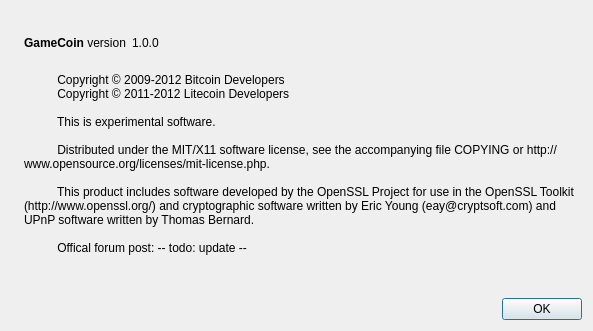
GhostLion/GameCoin, file src/qt/forms/aboutdialog.ui: the form before one commit.
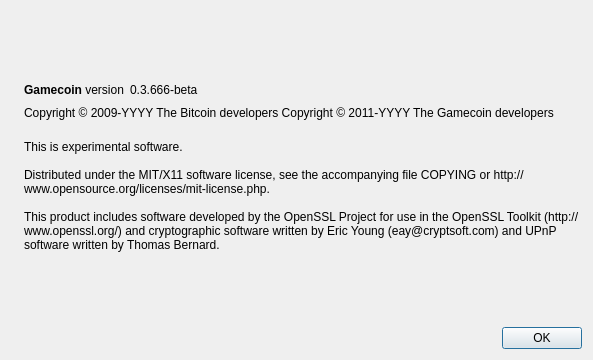
The form after the commit. Icons and pictures are not drawn.

```diff
--- a/src/qt/forms/aboutdialog.ui
+++ b/src/qt/forms/aboutdialog.ui
@@ -7,7 +7,7 @@
     <x>0</x>
     <y>0</y>
     <width>593</width>
-    <height>331</height>
+    <height>360</height>
    </rect>
   </property>
   <property name="windowTitle">
@@ -50,7 +50,7 @@
           <cursorShape>IBeamCursor</cursorShape>
          </property>
          <property name="text">
-          <string>&lt;html&gt;&lt;head/&gt;&lt;body&gt;&lt;p&gt;&lt;span style=&quot; font-weight:600;&quot;&gt;GameCoin&lt;/span&gt; version&lt;/p&gt;&lt;/body&gt;&lt;/html&gt;</string>
+          <string>&lt;b&gt;Gamecoin&lt;/b&gt; version</string>
          </property>
          <property name="textInteractionFlags">
           <set>Qt::LinksAccessibleByMouse|Qt::TextSelectableByKeyboard|Qt::TextSelectableByMouse</set>
@@ -63,10 +63,7 @@
           <cursorShape>IBeamCursor</cursorShape>
          </property>
          <property name="text">
-          <string notr="true">1.0.0</string>
-         </property>
-         <property name="textFormat">
-          <enum>Qt::RichText</enum>
+          <string notr="true">0.3.666-beta</string>
          </property>
          <property name="textInteractionFlags">
           <set>Qt::LinksAccessibleByMouse|Qt::TextSelectableByKeyboard|Qt::TextSelectableByMouse</set>
@@ -88,6 +85,23 @@
        </item>
       </layout>
      </item>
+     <item>
+      <widget class="QLabel" name="copyrightLabel">
+       <property name="cursor">
+        <cursorShape>IBeamCursor</cursorShape>
+       </property>
+       <property name="text">
+        <string notr="true">Copyright &amp;copy; 2009-YYYY The Bitcoin developers
+Copyright &amp;copy; 2011-YYYY The Gamecoin developers</string>
+       </property>
+       <property name="textFormat">
+        <enum>Qt::RichText</enum>
+       </property>
+       <property name="textInteractionFlags">
+        <set>Qt::LinksAccessibleByMouse|Qt::TextSelectableByKeyboard|Qt::TextSelectableByMouse</set>
+       </property>
+      </widget>
+     </item>
      <item>
       <widget class="QLabel" name="label_2">
        <property name="cursor">
@@ -95,17 +109,11 @@
        </property>
        <property name="text">
         <string>
-          Copyright © 2009-2012 Bitcoin Developers
-          Copyright © 2011-2012 Litecoin Developers
+This is experimental software.
 
-          This is experimental software.
+Distributed under the MIT/X11 software license, see the accompanying file COPYING or http://www.opensource.org/licenses/mit-license.php.
 
-          Distributed under the MIT/X11 software license, see the accompanying file COPYING or http://www.opensource.org/licenses/mit-license.php.
-
-          This product includes software developed by the OpenSSL Project for use in the OpenSSL Toolkit (http://www.openssl.org/) and cryptographic software written by Eric Young (eay@cryptsoft.com) and UPnP software written by Thomas Bernard.
-
-          Offical forum post: -- todo: update --
-        </string>
+This product includes software developed by the OpenSSL Project for use in the OpenSSL Toolkit (http://www.openssl.org/) and cryptographic software written by Eric Young (eay@cryptsoft.com) and UPnP software written by Thomas Bernard.</string>
        </property>
        <property name="wordWrap">
         <bool>true</bool>
```
Left out of the diff: 2 changed lines with no effect on the pictures.
